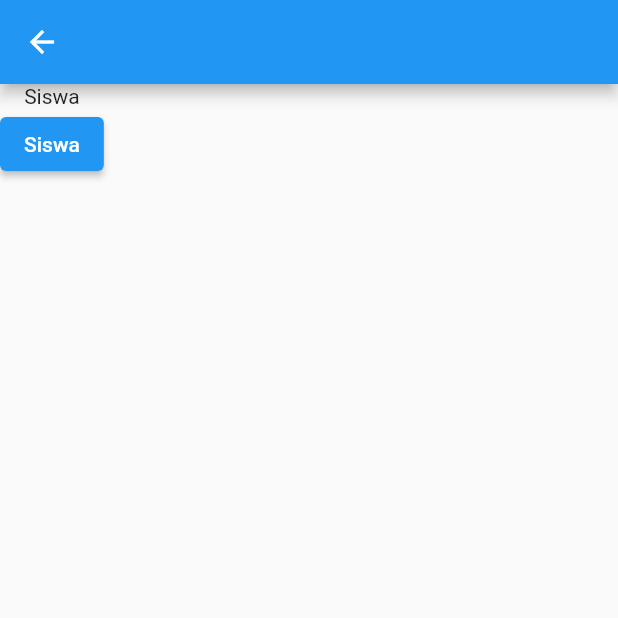
After one commit to KukangSulap/dmc_sql, a Flutter app: the screen it shows after launch, after a tap on "Siswa", on a phone screen of 412 x 824 dp, the top half of it. The commit adds this screen. Run offline on Flutter 3.47's test engine with Material 2 defaults, Android fonts, the phone set to English and light mode, and no system bars.

Commit message:
menambahkan folder bagian keuangan dan siswa beserta file2 kosong(class) dan navigasinya

```diff
--- /dev/null
+++ b/dmc_sql/lib/BagSiswa/siswa.dart
@@ -0,0 +1,32 @@
+import 'package:dmc_sql/BagSiswa/inputSiswa.dart';
+import 'package:flutter/material.dart';
+import 'package:flutter/src/widgets/framework.dart';
+import 'package:flutter/src/widgets/placeholder.dart';
+
+class SiswaPage extends StatefulWidget {
+  const SiswaPage({super.key});
+
+  @override
+  State<SiswaPage> createState() => _SiswaPageState();
+}
+
+class _SiswaPageState extends State<SiswaPage> {
+  @override
+  Widget build(BuildContext context) {
+    return Scaffold(
+      appBar: AppBar(),
+      body: Column(
+        children: [
+          Text("Siswa"),
+          ElevatedButton(
+            onPressed: () {
+              Navigator.push(context,
+                  MaterialPageRoute(builder: (context) => InputSiswaPage()));
+            },
+            child: Text('Siswa'),
+          ),
+        ],
+      ),
+    );
+  }
+}
--- a/dmc_sql/lib/main.dart
+++ b/dmc_sql/lib/main.dart
@@ -1,4 +1,5 @@
-import 'package:dmc_sql/keuangan.dart';
+import 'package:dmc_sql/BagKeuangan/keuangan.dart';
+import 'package:dmc_sql/BagSiswa/siswa.dart';
 import 'package:dmc_sql/profile.dart';
 import 'package:flutter/material.dart';
 
@@ -85,9 +86,18 @@ class _SchoolProfilePageState extends State<SchoolProfilePage> {
                     Navigator.push(
                         context,
                         MaterialPageRoute(
-                            builder: (context) => const KeuanganPage()));
+                            builder: (context) =>  KeuanganPage()));
                   },
                   child: Text('Keuangan'),
+                ),
+                ElevatedButton(
+                  onPressed: () {
+                    Navigator.push(
+                        context,
+                        MaterialPageRoute(
+                            builder: (context) =>  SiswaPage()));
+                  },
+                  child: Text('Siswa'),
                 ),
               ],
             ),
```
Also changed, not shown: dmc_sql/lib/BagKeuangan/editKeuangan.dart (added, +22 -0 lines), dmc_sql/lib/BagKeuangan/keuangan.dart (renamed from dmc_sql/lib/keuangan.dart, +14 -2 lines), dmc_sql/lib/BagSiswa/inputSiswa.dart (added, +20 -0 lines).
